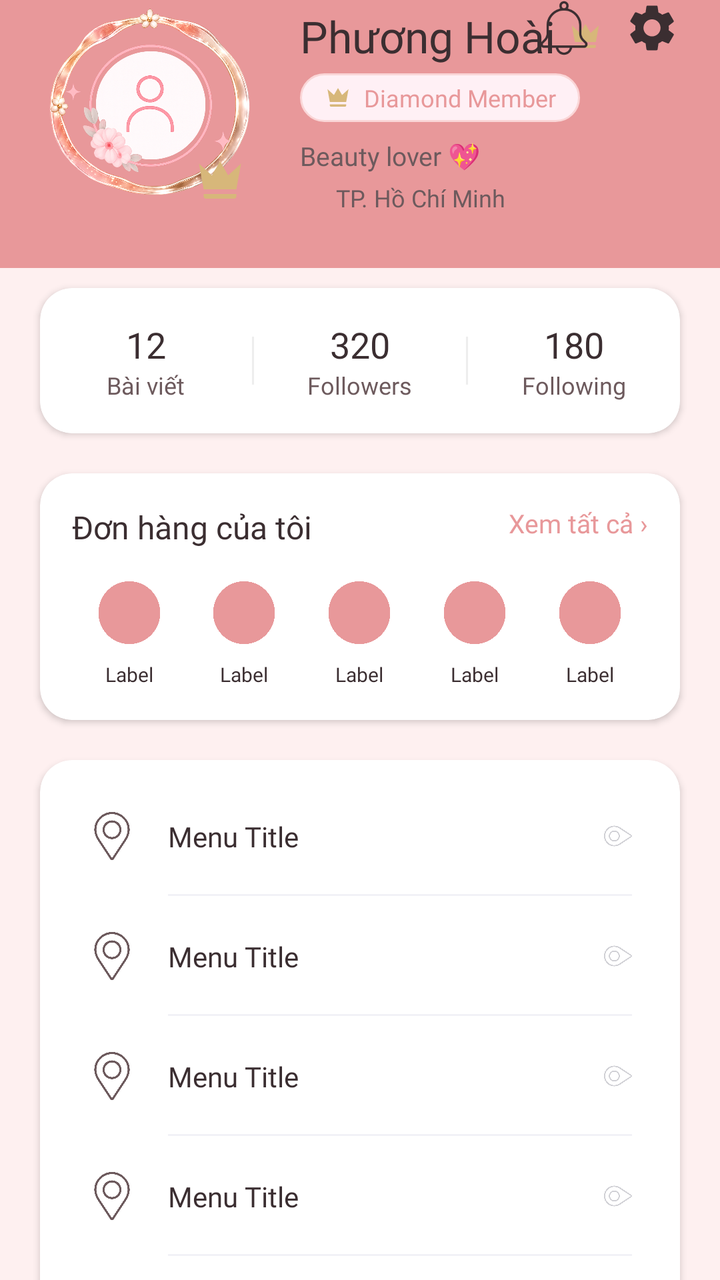
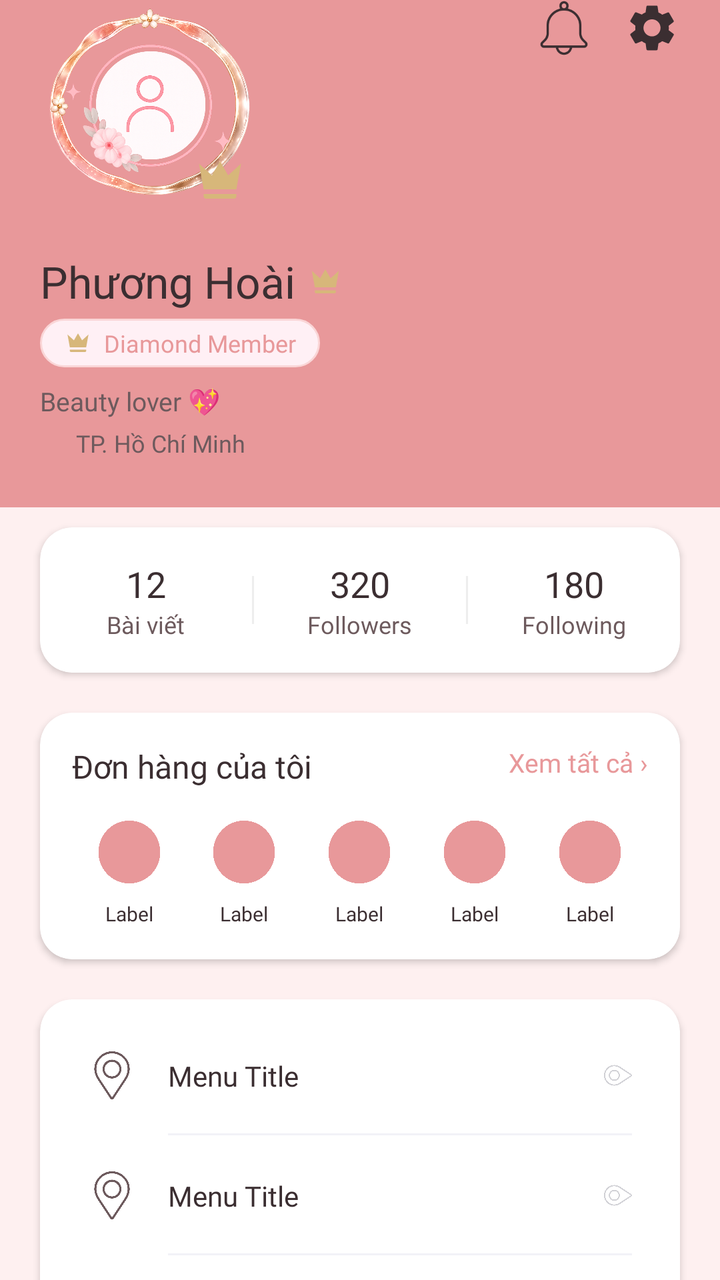

An Android layout rendered at two revisions. The XML below is the earlier revision; the diff shows what the commit changed to produce the second picture.
<!-- AndroidManifest.xml: application theme Theme.Group6 -->
<!-- res/layout/fragment_premium_profile.xml -->
<?xml version="1.0" encoding="utf-8"?>
<androidx.coordinatorlayout.widget.CoordinatorLayout xmlns:android="http://schemas.android.com/apk/res/android"
    xmlns:app="http://schemas.android.com/apk/res-auto"
    xmlns:tools="http://schemas.android.com/tools"
    android:layout_width="match_parent"
    android:layout_height="match_parent"
    android:background="@color/md_theme_light_background">

    <com.google.android.material.appbar.AppBarLayout
        android:layout_width="match_parent"
        android:layout_height="wrap_content"
        android:background="@color/md_theme_light_primary"
        app:elevation="0dp">

        <androidx.constraintlayout.widget.ConstraintLayout
            android:id="@+id/profileHeader"
            android:layout_width="match_parent"
            android:layout_height="wrap_content"
            android:background="@color/md_theme_light_primary"
            android:paddingHorizontal="20dp"
            android:paddingBottom="24dp">

            
            <FrameLayout
                android:id="@+id/avatarContainer"
                android:layout_width="110dp"
                android:layout_height="110dp"
                app:layout_constraintStart_toStartOf="parent"
                app:layout_constraintTop_toTopOf="parent">

                <ImageView
                    android:layout_width="match_parent"
                    android:layout_height="match_parent"
                    android:src="@drawable/khung_avatar"
                    tools:ignore="ContentDescription" />

                <com.google.android.material.imageview.ShapeableImageView
                    android:id="@+id/ivUserAvatar"
                    android:layout_width="86dp"
                    android:layout_height="86dp"
                    android:layout_gravity="center"
                    android:scaleType="centerCrop"
                    android:src="@drawable/ic_avatar"
                    app:shapeAppearanceOverlay="@style/CircleShape" />

                <ImageView
                    android:layout_width="28dp"
                    android:layout_height="28dp"
                    android:layout_gravity="bottom|end"
                    android:layout_marginEnd="6dp"
                    android:layout_marginBottom="6dp"
                    android:src="@drawable/ic_crown_gold"
                    tools:ignore="ContentDescription" />
            </FrameLayout>

            
            <LinearLayout
                android:layout_width="0dp"
                android:layout_height="wrap_content"
                android:layout_marginStart="20dp"
                android:orientation="vertical"
                app:layout_constraintBottom_toBottomOf="@id/avatarContainer"
                app:layout_constraintEnd_toEndOf="parent"
                app:layout_constraintStart_toEndOf="@id/avatarContainer"
                app:layout_constraintTop_toTopOf="@id/avatarContainer">

                <LinearLayout
                    android:layout_width="wrap_content"
                    android:layout_height="wrap_content"
                    android:gravity="center_vertical"
                    android:orientation="horizontal">

                    <TextView
                        android:id="@+id/tvUserName"
                        android:layout_width="wrap_content"
                        android:layout_height="wrap_content"
                        android:fontFamily="@font/poppins_semibold"
                        android:text="Phương Hoài"
                        android:textColor="@color/text_primary"
                        android:textSize="22sp" />

                    <ImageView
                        android:layout_width="18dp"
                        android:layout_height="18dp"
                        android:layout_marginStart="6dp"
                        android:src="@drawable/ic_crown_gold"
                        tools:ignore="ContentDescription" />
                </LinearLayout>

                <LinearLayout
                    android:id="@+id/btnMembership"
                    android:layout_width="wrap_content"
                    android:layout_height="wrap_content"
                    android:layout_marginTop="4dp"
                    android:background="@drawable/bg_white_pill_button"
                    android:gravity="center_vertical"
                    android:paddingHorizontal="12dp"
                    android:paddingVertical="4dp">

                    <ImageView
                        android:layout_width="14dp"
                        android:layout_height="14dp"
                        android:src="@drawable/ic_crown_gold"
                        tools:ignore="ContentDescription" />

                    <TextView
                        android:id="@+id/tvMemberLevel"
                        android:layout_width="wrap_content"
                        android:layout_height="wrap_content"
                        android:layout_marginStart="6dp"
                        android:fontFamily="@font/poppins_medium"
                        android:text="Diamond Member"
                        android:textColor="@color/brand_pink"
                        android:textSize="12sp" />
                </LinearLayout>

                <TextView
                    android:id="@+id/tvBio"
                    android:layout_width="wrap_content"
                    android:layout_height="wrap_content"
                    android:layout_marginTop="8dp"
                    android:fontFamily="@font/poppins_regular"
                    android:text="Beauty lover 💖"
                    android:textColor="@color/text_secondary"
                    android:textSize="13sp" />

                <LinearLayout
                    android:layout_width="wrap_content"
                    android:layout_height="wrap_content"
                    android:layout_marginTop="4dp"
                    android:gravity="center_vertical">

                    <ImageView
                        android:layout_width="14dp"
                        android:layout_height="14dp"
                        android:src="@drawable/ic_pin"
                        app:tint="@color/brand_pink"
                        tools:ignore="ContentDescription" />

                    <TextView
                        android:id="@+id/tvLocation"
                        android:layout_width="wrap_content"
                        android:layout_height="wrap_content"
                        android:layout_marginStart="4dp"
                        android:fontFamily="@font/poppins_regular"
                        android:text="TP. Hồ Chí Minh"
                        android:textColor="@color/text_secondary"
                        android:textSize="12sp" />
                </LinearLayout>
            </LinearLayout>

            
            <LinearLayout
                android:layout_width="wrap_content"
                android:layout_height="wrap_content"
                app:layout_constraintEnd_toEndOf="parent"
                app:layout_constraintTop_toTopOf="parent">

                <ImageView
                    android:id="@+id/btnNotifications"
                    android:layout_width="28dp"
                    android:layout_height="28dp"
                    android:background="?attr/selectableItemBackgroundBorderless"
                    android:src="@drawable/ic_notification"
                    app:tint="@color/text_primary"
                    tools:ignore="ContentDescription" />

                <ImageView
                    android:id="@+id/btnSettings"
                    android:layout_width="28dp"
                    android:layout_height="28dp"
                    android:layout_marginStart="16dp"
                    android:background="?attr/selectableItemBackgroundBorderless"
                    android:src="@drawable/ic_settings"
                    app:tint="@color/text_primary"
                    tools:ignore="ContentDescription" />
            </LinearLayout>
        </androidx.constraintlayout.widget.ConstraintLayout>
    </com.google.android.material.appbar.AppBarLayout>

    <androidx.core.widget.NestedScrollView
        android:layout_width="match_parent"
        android:layout_height="match_parent"
        app:layout_behavior="@string/appbar_scrolling_view_behavior">

        <LinearLayout
            android:layout_width="match_parent"
            android:layout_height="wrap_content"
            android:orientation="vertical"
            android:paddingBottom="40dp">

            
            <com.google.android.material.card.MaterialCardView
                android:layout_width="match_parent"
                android:layout_height="wrap_content"
                android:layout_marginHorizontal="20dp"
                android:layout_marginTop="10dp"
                app:cardBackgroundColor="@color/white"
                app:cardCornerRadius="16dp"
                app:cardElevation="2dp"
                app:strokeWidth="0dp">

                <LinearLayout
                    android:layout_width="match_parent"
                    android:layout_height="wrap_content"
                    android:orientation="horizontal"
                    android:paddingVertical="16dp"
                    android:weightSum="3">

                    <LinearLayout
                        android:layout_width="0dp"
                        android:layout_height="wrap_content"
                        android:layout_weight="1"
                        android:gravity="center"
                        android:orientation="vertical">

                        <TextView
                            android:id="@+id/tvPostCount"
                            android:layout_width="wrap_content"
                            android:layout_height="wrap_content"
                            android:fontFamily="@font/poppins_semibold"
                            android:text="12"
                            android:textColor="@color/text_primary"
                            android:textSize="18sp" />

                        <TextView
                            android:layout_width="wrap_content"
                            android:layout_height="wrap_content"
                            android:fontFamily="@font/poppins_regular"
                            android:text="Bài viết"
                            android:textColor="@color/text_secondary"
                            android:textSize="12sp" />
                    </LinearLayout>

                    <View
                        android:layout_width="1dp"
                        android:layout_height="24dp"
                        android:layout_gravity="center_vertical"
                        android:background="#EEEEEE" />

                    <LinearLayout
                        android:layout_width="0dp"
                        android:layout_height="wrap_content"
                        android:layout_weight="1"
                        android:gravity="center"
                        android:orientation="vertical">

                        <TextView
                            android:id="@+id/tvFollowerCount"
                            android:layout_width="wrap_content"
                            android:layout_height="wrap_content"
                            android:fontFamily="@font/poppins_semibold"
                            android:text="320"
                            android:textColor="@color/text_primary"
                            android:textSize="18sp" />

                        <TextView
                            android:layout_width="wrap_content"
                            android:layout_height="wrap_content"
                            android:fontFamily="@font/poppins_regular"
                            android:text="Followers"
                            android:textColor="@color/text_secondary"
                            android:textSize="12sp" />
                    </LinearLayout>

                    <View
                        android:layout_width="1dp"
                        android:layout_height="24dp"
                        android:layout_gravity="center_vertical"
                        android:background="#EEEEEE" />

                    <LinearLayout
                        android:layout_width="0dp"
                        android:layout_height="wrap_content"
                        android:layout_weight="1"
                        android:gravity="center"
                        android:orientation="vertical">

                        <TextView
                            android:id="@+id/tvFollowingCount"
                            android:layout_width="wrap_content"
                            android:layout_height="wrap_content"
                            android:fontFamily="@font/poppins_semibold"
                            android:text="180"
                            android:textColor="@color/text_primary"
                            android:textSize="18sp" />

                        <TextView
                            android:layout_width="wrap_content"
                            android:layout_height="wrap_content"
                            android:fontFamily="@font/poppins_regular"
                            android:text="Following"
                            android:textColor="@color/text_secondary"
                            android:textSize="12sp" />
                    </LinearLayout>
                </LinearLayout>
            </com.google.android.material.card.MaterialCardView>

            
            <com.google.android.material.card.MaterialCardView
                android:id="@+id/cardMyOrders"
                android:layout_width="match_parent"
                android:layout_height="wrap_content"
                android:layout_marginHorizontal="20dp"
                android:layout_marginTop="20dp"
                android:clickable="true"
                android:focusable="true"
                app:cardBackgroundColor="@color/white"
                app:cardCornerRadius="16dp"
                app:cardElevation="2dp"
                app:strokeWidth="0dp">

                <LinearLayout
                    android:layout_width="match_parent"
                    android:layout_height="wrap_content"
                    android:orientation="vertical"
                    android:padding="16dp">

                    <RelativeLayout
                        android:layout_width="match_parent"
                        android:layout_height="wrap_content">

                        <TextView
                            android:layout_width="wrap_content"
                            android:layout_height="wrap_content"
                            android:fontFamily="@font/poppins_semibold"
                            android:text="Đơn hàng của tôi"
                            android:textColor="@color/text_primary"
                            android:textSize="16sp" />

                        <TextView
                            android:layout_width="wrap_content"
                            android:layout_height="wrap_content"
                            android:layout_alignParentEnd="true"
                            android:fontFamily="@font/poppins_regular"
                            android:text="Xem tất cả ›"
                            android:textColor="@color/brand_pink"
                            android:textSize="13sp" />
                    </RelativeLayout>

                    <LinearLayout
                        android:layout_width="match_parent"
                        android:layout_height="wrap_content"
                        android:layout_marginTop="16dp"
                        android:orientation="horizontal"
                        android:weightSum="5">

                        <include android:id="@+id/statusPending" layout="@layout/item_order_status_demo" />
                        <include android:id="@+id/statusPacking" layout="@layout/item_order_status_demo" />
                        <include android:id="@+id/statusShipping" layout="@layout/item_order_status_demo" />
                        <include android:id="@+id/statusDelivered" layout="@layout/item_order_status_demo" />
                        <include android:id="@+id/statusCompleted" layout="@layout/item_order_status_demo" />
                    </LinearLayout>
                </LinearLayout>
            </com.google.android.material.card.MaterialCardView>

            
            <com.google.android.material.card.MaterialCardView
                android:layout_width="match_parent"
                android:layout_height="wrap_content"
                android:layout_marginHorizontal="20dp"
                android:layout_marginTop="20dp"
                app:cardBackgroundColor="@color/white"
                app:cardCornerRadius="16dp"
                app:cardElevation="2dp"
                app:strokeWidth="0dp">

                <LinearLayout
                    android:layout_width="match_parent"
                    android:layout_height="wrap_content"
                    android:orientation="vertical"
                    android:padding="8dp">

                    <include android:id="@+id/menuAccountInfo" layout="@layout/item_profile_menu" />
                    <include android:id="@+id/menuAddressBook" layout="@layout/item_profile_menu" />
                    <include android:id="@+id/menuPayment" layout="@layout/item_profile_menu" />
                    <include android:id="@+id/menuMyPoints" layout="@layout/item_profile_menu" />
                    <include android:id="@+id/menuVouchers" layout="@layout/item_profile_menu" />
                    <include android:id="@+id/menuWishlist" layout="@layout/item_profile_menu" />

                </LinearLayout>
            </com.google.android.material.card.MaterialCardView>

            
            <com.google.android.material.button.MaterialButton
                android:id="@+id/btnLogout"
                style="@style/Widget.Material3.Button.OutlinedButton"
                android:layout_width="match_parent"
                android:layout_height="52dp"
                android:layout_marginHorizontal="20dp"
                android:layout_marginTop="20dp"
                android:fontFamily="@font/poppins_semibold"
                android:text="Đăng xuất"
                android:textAllCaps="false"
                android:textColor="@color/brand_pink"
                app:cornerRadius="12dp"
                app:icon="@drawable/ic_logout"
                app:iconGravity="textStart"
                app:iconTint="@color/brand_pink"
                app:strokeColor="@color/brand_pink"
                app:strokeWidth="1.5dp" />

        </LinearLayout>
    </androidx.core.widget.NestedScrollView>

</androidx.coordinatorlayout.widget.CoordinatorLayout>
<!-- res/layout/item_order_status_demo.xml (included above) -->
<?xml version="1.0" encoding="utf-8"?>
<LinearLayout xmlns:android="http://schemas.android.com/apk/res/android"
    xmlns:app="http://schemas.android.com/apk/res-auto"
    xmlns:tools="http://schemas.android.com/tools"
    android:layout_width="0dp"
    android:layout_height="wrap_content"
    android:layout_weight="1"
    android:gravity="center"
    android:orientation="vertical">

    <FrameLayout
        android:layout_width="wrap_content"
        android:layout_height="wrap_content">

        <ImageView
            android:id="@+id/ivStatusIcon"
            android:layout_width="32dp"
            android:layout_height="32dp"
            android:src="@drawable/ic_bag"
            app:tint="@color/brand_pink"
            tools:ignore="ContentDescription" />

        <TextView
            android:id="@+id/tvBadge"
            android:layout_width="16dp"
            android:layout_height="16dp"
            android:layout_gravity="top|end"
            android:background="@drawable/bg_circle_pink"
            android:gravity="center"
            android:text="2"
            android:textColor="@color/white"
            android:textSize="9sp"
            android:textStyle="bold"
            android:visibility="gone"
            tools:ignore="SmallSp"
            tools:visibility="visible" />
    </FrameLayout>

    <TextView
        android:id="@+id/tvLabel"
        android:layout_width="wrap_content"
        android:layout_height="wrap_content"
        android:layout_marginTop="8dp"
        android:fontFamily="@font/poppins_regular"
        android:gravity="center"
        android:text="Label"
        android:textColor="@color/text_primary"
        android:textSize="10sp"
        tools:ignore="SmallSp" />
</LinearLayout>
<!-- res/layout/item_profile_menu.xml (included above) -->
<?xml version="1.0" encoding="utf-8"?>
<androidx.constraintlayout.widget.ConstraintLayout xmlns:android="http://schemas.android.com/apk/res/android"
    xmlns:app="http://schemas.android.com/apk/res-auto"
    android:layout_width="match_parent"
    android:layout_height="60dp"
    android:background="?attr/selectableItemBackground"
    android:clickable="true"
    android:focusable="true"
    android:paddingHorizontal="16dp">

    <ImageView
        android:id="@+id/ivMenuIcon"
        android:layout_width="24dp"
        android:layout_height="24dp"
        android:src="@drawable/ic_pin"
        app:layout_constraintBottom_toBottomOf="parent"
        app:layout_constraintStart_toStartOf="parent"
        app:layout_constraintTop_toTopOf="parent"
        app:tint="@color/text_secondary" />

    <TextView
        android:id="@+id/tvMenuTitle"
        android:layout_width="wrap_content"
        android:layout_height="wrap_content"
        android:layout_marginStart="16dp"
        android:fontFamily="@font/poppins_regular"
        android:text="Menu Title"
        android:textColor="@color/text_primary"
        android:textSize="14sp"
        app:layout_constraintBottom_toBottomOf="parent"
        app:layout_constraintStart_toEndOf="@id/ivMenuIcon"
        app:layout_constraintTop_toTopOf="parent" />

    <TextView
        android:id="@+id/tvMenuValue"
        android:layout_width="wrap_content"
        android:layout_height="wrap_content"
        android:layout_marginEnd="12dp"
        android:fontFamily="@font/poppins_regular"
        android:textColor="@color/brand_pink"
        android:textSize="13sp"
        android:visibility="gone"
        app:layout_constraintBottom_toBottomOf="parent"
        app:layout_constraintEnd_toStartOf="@id/ivArrow"
        app:layout_constraintTop_toTopOf="parent" />

    <ImageView
        android:id="@+id/ivArrow"
        android:layout_width="14dp"
        android:layout_height="14dp"
        android:src="@drawable/ic_pin"
        android:rotation="270"
        app:layout_constraintBottom_toBottomOf="parent"
        app:layout_constraintEnd_toEndOf="parent"
        app:layout_constraintTop_toTopOf="parent"
        app:tint="#D1D1D6" />

    <View
        android:layout_width="0dp"
        android:layout_height="1dp"
        android:background="#F2F2F7"
        app:layout_constraintBottom_toBottomOf="parent"
        app:layout_constraintEnd_toEndOf="parent"
        app:layout_constraintStart_toStartOf="@id/tvMenuTitle" />

</androidx.constraintlayout.widget.ConstraintLayout>
<!-- resources referenced by this layout -->
<resources>
  <color name="brand_pink">#E8989A</color>
  <color name="md_theme_light_background">#FEF0F0</color>
  <color name="md_theme_light_primary">#E8989A</color>
  <color name="text_primary">#3B2E31</color>
  <color name="text_secondary">#6D5A5D</color>
  <color name="white">#FFFFFF</color>
  <!-- drawable bg_circle_pink (drawable) -->
  <?xml version="1.0" encoding="utf-8"?>
  <layer-list xmlns:android="http://schemas.android.com/apk/res/android">
      
      <item>
          <shape android:shape="oval">
              <solid android:color="@color/brand_pink_light" />
              <stroke
                  android:width="1dp"
                  android:color="@color/md_theme_light_secondaryContainer" />
          </shape>
      </item>
  
      
      <item android:bottom="4dp" android:left="4dp" android:right="4dp" android:top="4dp">
          <shape android:shape="oval">
              <gradient
                  android:centerX="0.5"
                  android:centerY="0.5"
                  android:endColor="@color/brand_pink_light"
                  android:gradientRadius="40dp"
                  android:startColor="@color/white"
                  android:type="radial" />
          </shape>
      </item>
  </layer-list>
  <!-- drawable bg_white_pill_button (drawable) -->
  <?xml version="1.0" encoding="utf-8"?>
  <shape xmlns:android="http://schemas.android.com/apk/res/android"
      android:shape="rectangle">
      <solid android:color="#FFF0F5" />
      <corners android:radius="20dp" />
      <stroke
          android:width="1dp"
          android:color="#FAD6D7" />
      <padding
          android:left="16dp"
          android:right="16dp"
          android:top="8dp"
          android:bottom="8dp" />
  </shape>
  <!-- drawable ic_crown_gold (drawable) -->
  <vector xmlns:android="http://schemas.android.com/apk/res/android"
      android:width="24dp"
      android:height="24dp"
      android:viewportWidth="24"
      android:viewportHeight="24">
      <path
          android:fillColor="#D7B77A"
          android:pathData="M5,16L3,5L8.5,10L12,4L15.5,10L21,5L19,16H5M19,19C19,19.6 18.6,20 18,20H6C5.4,20 5,19.6 5,19V18H19V19Z" />
  </vector>
  <!-- drawable ic_logout (drawable) -->
  <vector xmlns:android="http://schemas.android.com/apk/res/android"
      android:width="24dp"
      android:height="24dp"
      android:viewportWidth="24"
      android:viewportHeight="24"
      android:tint="?attr/colorControlNormal">
      <path
          android:fillColor="@android:color/white"
          android:pathData="M17,7l-1.41,1.41L18.17,11H8v2h10.17l-2.58,2.58L17,17l5,-5zM4,5h8V3H4c-1.1,0 -2,0.9 -2,2v14c0,1.1 0.9,2 2,2h8v-2H4z" />
  </vector>
  <style name="CircleShape">
          <item name="cornerSize">50%</item>
      </style>
  <style name="Theme.Group6" parent="Base.Theme.Group6" />
  <color name="brand_pink_light">#FAD6D7</color>
  <color name="md_theme_light_secondaryContainer">#F3DDE6</color>
  <style name="Base.Theme.Group6" parent="Theme.Material3.DayNight.NoActionBar">
          
          
      </style>
  <!-- unchanged entries left out for length: 6 -->
</resources>

<!-- the commit's change to res/layout/fragment_premium_profile.xml (unified diff, before → after) -->
@@ -57,15 +57,14 @@
             <LinearLayout
                 android:layout_width="0dp"
                 android:layout_height="wrap_content"
-                android:layout_marginStart="20dp"
+                android:layout_marginTop="16dp"
                 android:orientation="vertical"
-                app:layout_constraintBottom_toBottomOf="@id/avatarContainer"
                 app:layout_constraintEnd_toEndOf="parent"
-                app:layout_constraintStart_toEndOf="@id/avatarContainer"
-                app:layout_constraintTop_toTopOf="@id/avatarContainer">
+                app:layout_constraintStart_toStartOf="parent"
+                app:layout_constraintTop_toBottomOf="@id/avatarContainer">
 
                 <LinearLayout
-                    android:layout_width="wrap_content"
+                    android:layout_width="match_parent"
                     android:layout_height="wrap_content"
                     android:gravity="center_vertical"
                     android:orientation="horizontal">
@@ -74,7 +73,9 @@
                         android:id="@+id/tvUserName"
                         android:layout_width="wrap_content"
                         android:layout_height="wrap_content"
+                        android:ellipsize="end"
                         android:fontFamily="@font/poppins_semibold"
+                        android:maxLines="1"
                         android:text="Phương Hoài"
                         android:textColor="@color/text_primary"
                         android:textSize="22sp" />
@@ -151,6 +152,7 @@
 
             
             <LinearLayout
+                android:id="@+id/topIcons"
                 android:layout_width="wrap_content"
                 android:layout_height="wrap_content"
                 app:layout_constraintEnd_toEndOf="parent"
